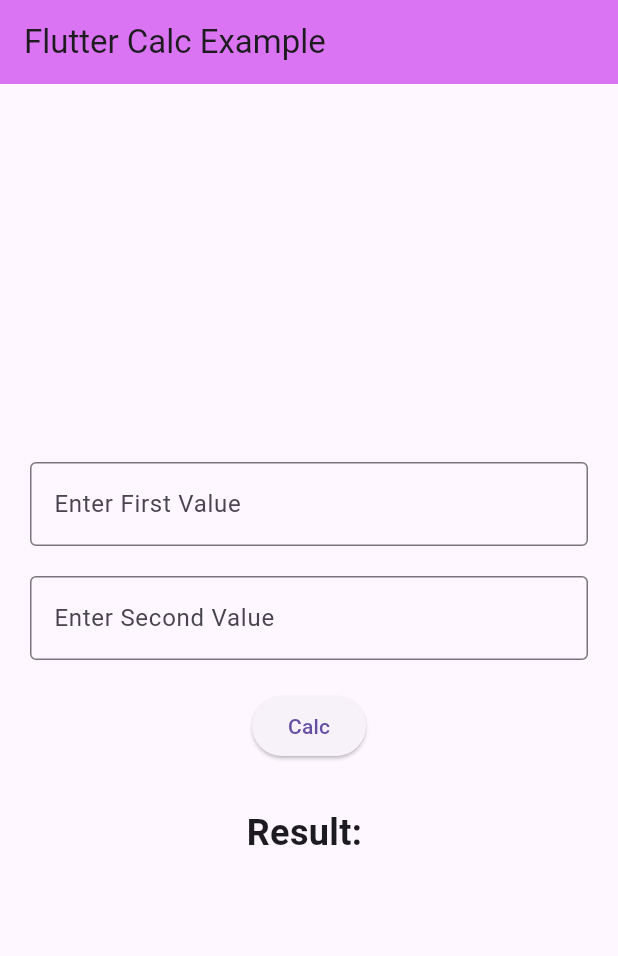
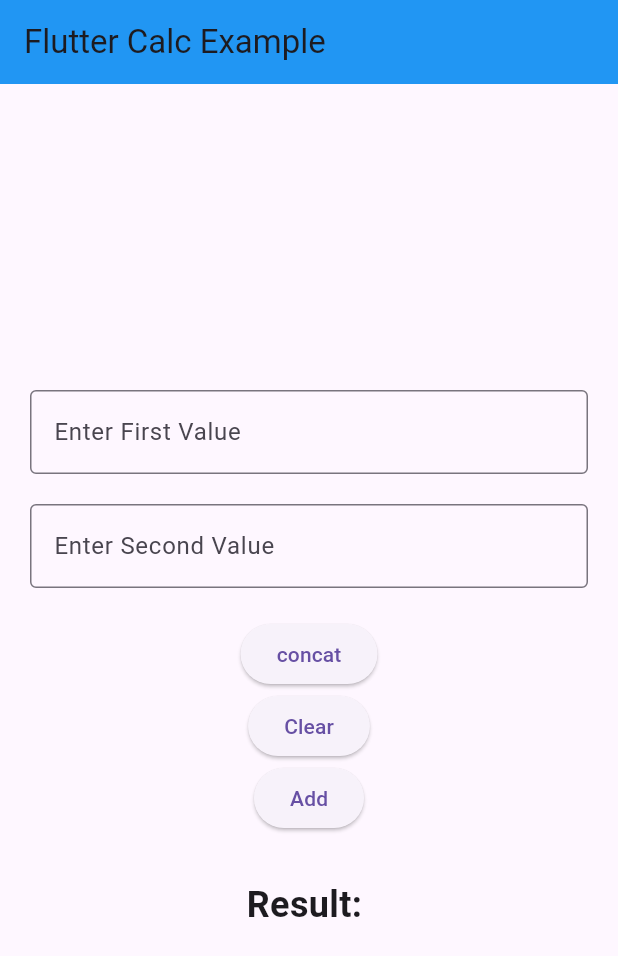
Before and after one commit to yasminshapochkin/school, a Flutter app: the screen it shows after launch, on a phone screen of 412 x 824 dp. Shown: the top 956 px of the screen. Run offline on Flutter 3.47's test engine with Material 3 defaults, Android fonts, the phone set to English and light mode, and no system bars.

Commit message:
adding 3 buttons out of 4

```diff
--- a/mobileSys/yasmin/flutter_application_try_1/lib/main.dart
+++ b/mobileSys/yasmin/flutter_application_try_1/lib/main.dart
@@ -26,31 +26,22 @@
 
 class _CalcPageState extends State<CalcPage> {
   // Controllers for reading text fields
-  final TextEditingController value1Controller =
-      TextEditingController();
-  final TextEditingController value2Controller =
-      TextEditingController();
+  final TextEditingController value1Controller = TextEditingController();
+  final TextEditingController value2Controller = TextEditingController();
 
   // Result variable
   String result = '';
 
   // Function for concatenating two values
-
   void calculate() {
-  double? num1 =
-      double.tryParse(value1Controller.text);
-  double? num2 =
-      double.tryParse(value2Controller.text);
     String value1 = value1Controller.text;
     String value2 = value2Controller.text;
     setState(() {
-    if (num1 == null || num2 == null) {
       result = value1 + value2;
-    } else {
-      result = (num1 + num2).toString();
-    }
     });
   }
+
+
 
   @override
   void dispose() {
@@ -59,12 +50,33 @@
     super.dispose();
   }
 
+  void clear() {
+    setState(() {
+      value1Controller.clear();
+      value2Controller.clear();
+      result = '';
+    });
+  }
+
+  void add() {
+    setState(() {
+      double? num1 = double.tryParse(value1Controller.text);
+      double? num2 = double.tryParse(value2Controller.text);
+
+      if (num1 == null || num2 == null) {
+        result = 'Invalid input';
+      } else {
+        result = (num1 + num2).toString();
+      }
+    });
+  }
+
   @override
   Widget build(BuildContext context) {
     return Scaffold(
       appBar: AppBar(
         title: const Text('Flutter Calc Example'),
-        backgroundColor: const Color.fromARGB(255, 219, 116, 243),
+        backgroundColor: Colors.blue,
       ),
       body: Padding(
         padding: const EdgeInsets.all(20),
@@ -92,9 +104,19 @@
             const SizedBox(height: 20),
 
             // Calc Button
+
             ElevatedButton(
               onPressed: calculate,
-              child: const Text('Calc'),
+              child: const Text('concat'),
+            ),
+
+ElevatedButton(
+  onPressed: clear,
+  child: const Text('Clear'),
+),
+ElevatedButton(
+  onPressed: add,
+  child: const Text('Add'),
 ),
             const SizedBox(height: 30),
 
```
Lines whose indentation alone changed are shown as unchanged.
